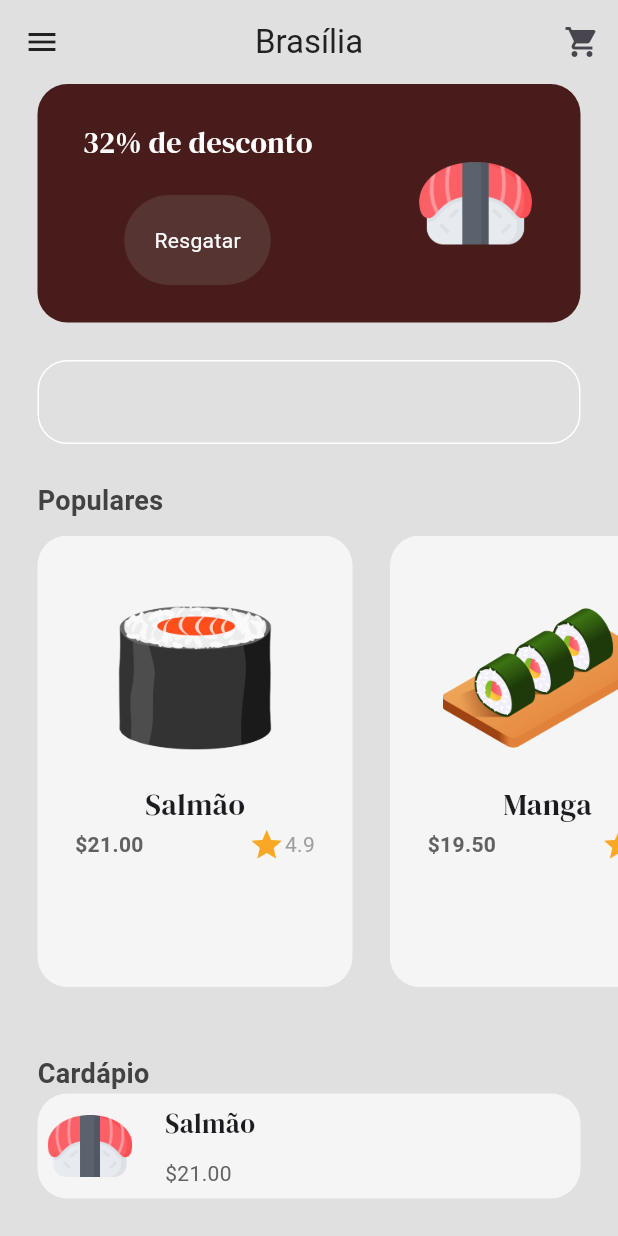
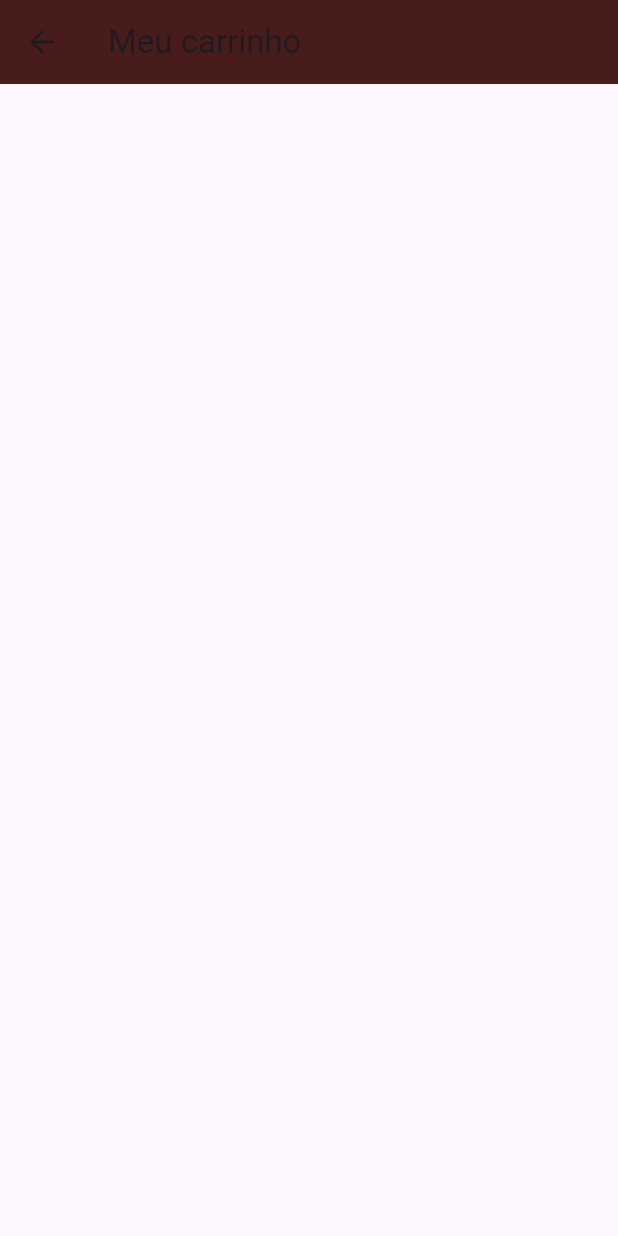
Before and after one commit to LucasDevMelo/restaurant_sushi_project, a Flutter app: the MenuPage screen opened by its route, after a tap on the "shopping cart" icon, on a phone screen of 412 x 824 dp. Run offline on Flutter 3.47's test engine with Material 3 defaults, Android fonts, the phone set to English and light mode, and no system bars; our stand-ins replace google_fonts.

Commit message:
Tela do carrinho

```diff
--- a/lib/main.dart
+++ b/lib/main.dart
@@ -1,5 +1,6 @@
 import 'package:flutter/material.dart';
 import 'package:provider/provider.dart';
+import 'package:restaurant_sushi_project/pages/cart_page.dart';
 import 'package:restaurant_sushi_project/pages/intro_page.dart';
 import 'package:restaurant_sushi_project/models/shop.dart';
 import 'pages/menu_page.dart';
@@ -25,6 +26,7 @@ class MyApp extends StatelessWidget {
       routes: {
         '/intropage': (context) => const IntroPage(),
         '/menupage': (context) => const MenuPage(),
+        '/cartpage': (context) => const CartPage(),
       },
     );
   }
--- a/lib/pages/cart_page.dart
+++ b/lib/pages/cart_page.dart
@@ -0,0 +1,50 @@
+import 'package:flutter/material.dart';
+import 'package:provider/provider.dart';
+import 'package:restaurant_sushi_project/theme/colors.dart';
+import 'package:restaurant_sushi_project/models/shop.dart';
+
+import '../models/food.dart';
+
+class CartPage extends StatelessWidget {
+  const CartPage({super.key});
+
+  //remiver do carrinho
+  void removeFromCart(){}
+
+  @override
+  Widget build(BuildContext context) {
+    return Consumer<Shop>(builder: (context, value, child) =>  Scaffold(
+      appBar: AppBar(
+        title: const Text("Meu carrinho"),
+        backgroundColor: primaryColor,
+      ),
+      body: ListView.builder(
+        itemCount: value.cart.length,
+          itemBuilder: (context, index){
+            // pegar do carrinho
+            final Food food = value.cart[index];
+
+            // pegar nome da comida
+            final String foodName = food.name;
+
+            // pegar preço da comida
+            final String foodPrice = food.price;
+
+            //retornar titulo da comida
+            return Container(
+              decoration: BoxDecoration(color: secondaryColor),
+              margin: EdgeInsets.only(left: 20, top: 20, right: 20),
+              child: ListTile(
+                title: Text(foodName, style: TextStyle(color: Colors.white, fontWeight: FontWeight.bold),),
+                subtitle: Text(foodPrice),
+                trailing: IconButton(
+                  icon: Icon(Icons.delete),
+                  onPressed: removeFromCart,
+                ),
+              ),
+            );
+          }
+      ),
+    ),);
+  }
+}
--- a/lib/pages/menu_page.dart
+++ b/lib/pages/menu_page.dart
@@ -3,7 +3,6 @@ import 'package:google_fonts/google_fonts.dart';
 import 'package:provider/provider.dart';
 import 'package:restaurant_sushi_project/components/button.dart';
 import 'package:restaurant_sushi_project/components/food_tile.dart';
-import 'package:restaurant_sushi_project/models/food.dart';
 import 'package:restaurant_sushi_project/models/shop.dart';
 import 'package:restaurant_sushi_project/pages/discount_page.dart';
 import 'package:restaurant_sushi_project/pages/food_details_page.dart';
@@ -43,11 +42,11 @@ class _MenuPageState extends State<MenuPage> {
         backgroundColor: Colors.grey[300],
         appBar: AppBar(
           centerTitle: true,
+          foregroundColor: Colors.grey[800],
           backgroundColor: Colors.transparent,
           elevation: 0,
-          leading: Icon(
+          leading: const Icon(
             Icons.menu,
-            color: Colors.grey[900],
           ),
           title: Text(
             'Brasília',
@@ -57,8 +56,10 @@ class _MenuPageState extends State<MenuPage> {
           actions: [
             //botão carrinho
             IconButton(
-                onPressed: () {},
-                icon: Icon(Icons.shopping_cart),
+                onPressed: () {
+                  Navigator.pushNamed(context, '/cartpage');
+                },
+                icon: const Icon(Icons.shopping_cart),
             )
           ],
         ),
```
